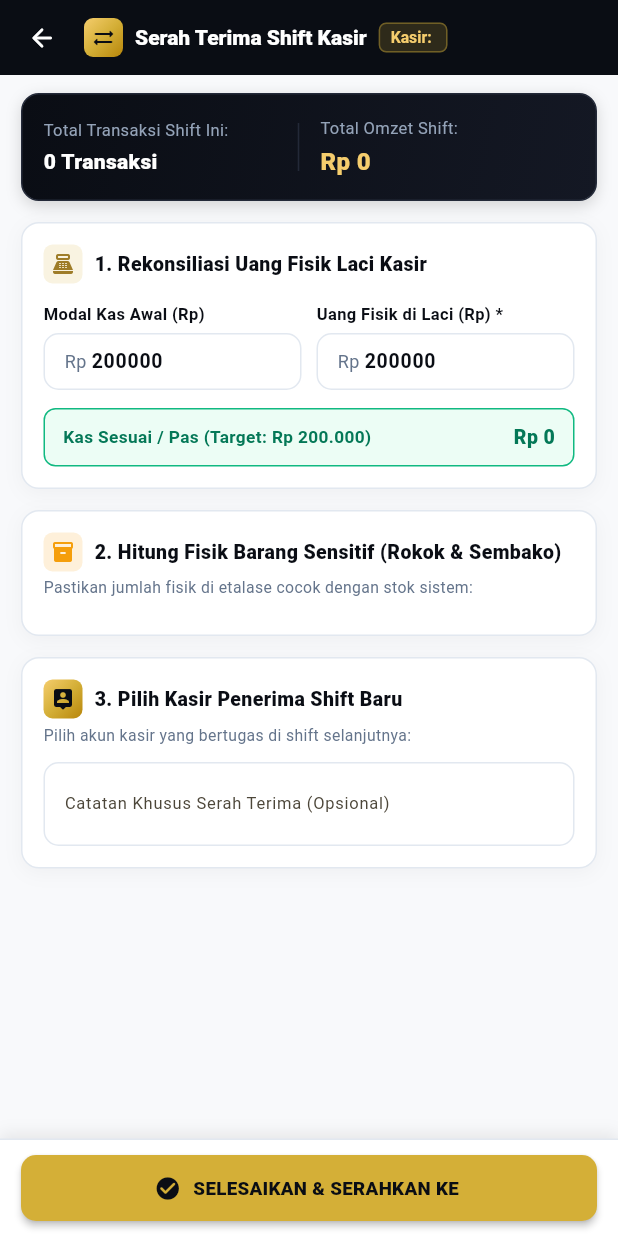
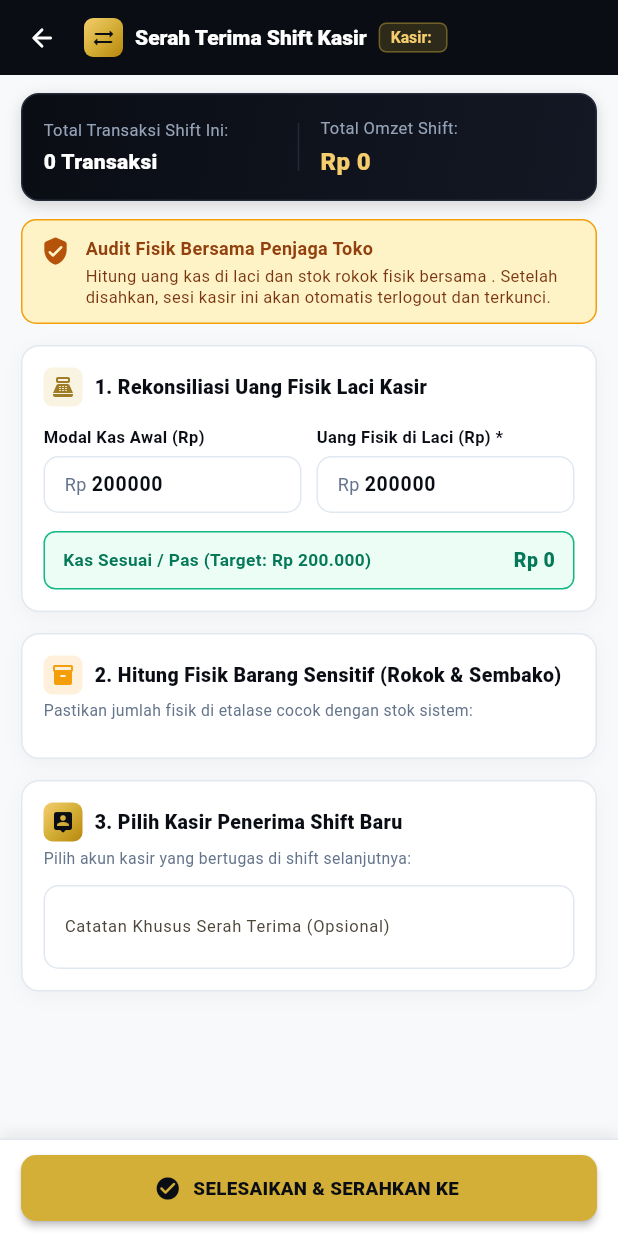
Before and after one commit to crediblemark-official/Bherung, a Flutter app: the ShiftHandoverScreen screen opened directly with empty values, on a phone screen of 412 x 824 dp. Run offline on Flutter 3.47's test engine with Material 3 defaults, Android fonts, the phone set to English and light mode, and no system bars; our stand-ins replace audioplayers, google_sign_in, googleapis_auth, shared_preferences; missing offline and left inert: mobile_scanner; accounts and stored records are empty; key blocks and very long unbroken strings in the code were emptied for the run.

Commit message:
feat: Completely hide Serah Terima Shift from non-owners across all menus and reinforce direct physical audit by Owner

```diff
--- a/lib/screens/app_menu_screen.dart
+++ b/lib/screens/app_menu_screen.dart
@@ -347,17 +347,19 @@ class AppMenuScreen extends StatelessWidget {
                       subtitle: 'Restock barang masuk dari agen sembako',
                       onTap: onOpenRestock,
                     ),
+                    if (currentUser.isOwner) ...[
                       const Divider(height: 1, indent: 56),
 
-                    // Shift & Kas
+                      // Shift & Kas (Khusus Pemilik Toko)
                       _buildMenuItem(
                         context: context,
                         icon: Icons.sync_alt_rounded,
                         iconColor: const Color(0xFF3B82F6),
-                      title: 'Serah Terima Shift & Kas',
-                      subtitle: 'Tutup shift kasir, rekonsiliasi kas laci & rokok',
+                        title: 'Serah Terima Shift & Kas (Owner)',
+                        subtitle: 'Tutup shift kasir, hitung fisik kas & rokok dengan penjaga',
                         onTap: onOpenShiftHandover,
                       ),
+                    ],
                     const Divider(height: 1, indent: 56),
 
                     // Kasbon
--- a/lib/screens/shift_handover_screen.dart
+++ b/lib/screens/shift_handover_screen.dart
@@ -318,6 +318,40 @@ class _ShiftHandoverScreenState extends State<ShiftHandoverScreen> {
                               Text(
                                 AppTheme.formatRupiah(widget.currentShiftSales),
                                 style: const TextStyle(fontSize: 16, fontWeight: FontWeight.w900, color: AppTheme.goldAccent),
+                              ),
+                            ],
+                          ),
+                        ),
+                      ],
+                    ),
+                  ),
+                  const SizedBox(height: 12),
+
+                  // Direct Owner-to-Cashier Physical Inspection Card
+                  Container(
+                    padding: const EdgeInsets.symmetric(horizontal: 12, vertical: 10),
+                    decoration: BoxDecoration(
+                      color: const Color(0xFFFEF3C7),
+                      borderRadius: BorderRadius.circular(10),
+                      border: Border.all(color: const Color(0xFFF59E0B)),
+                    ),
+                    child: Row(
+                      crossAxisAlignment: CrossAxisAlignment.start,
+                      children: [
+                        const Icon(Icons.verified_user_rounded, color: Color(0xFFB45309), size: 20),
+                        const SizedBox(width: 10),
+                        Expanded(
+                          child: Column(
+                            crossAxisAlignment: CrossAxisAlignment.start,
+                            children: [
+                              const Text(
+                                'Audit Fisik Bersama Penjaga Toko',
+                                style: TextStyle(fontSize: 12, fontWeight: FontWeight.bold, color: Color(0xFF92400E)),
+                              ),
+                              const SizedBox(height: 3),
+                              Text(
+                                'Hitung uang kas di laci dan stok rokok fisik bersama ${widget.currentCashier}. Setelah disahkan, sesi kasir ini akan otomatis terlogout dan terkunci.',
+                                style: const TextStyle(fontSize: 11, color: Color(0xFF78350F), height: 1.3),
                               ),
                             ],
                           ),
```
Also changed, not shown: lib/screens/role_switcher_screen.dart (+23 -1 lines). Lines whose indentation alone changed are shown as unchanged.
